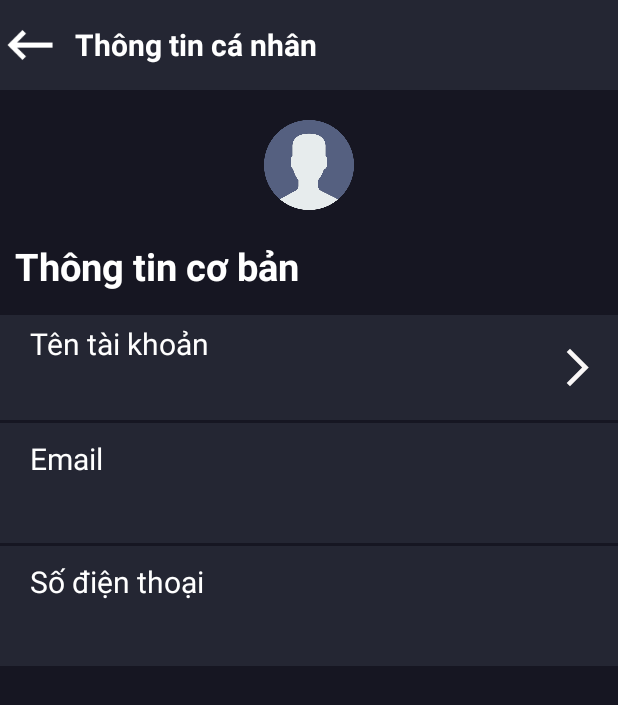
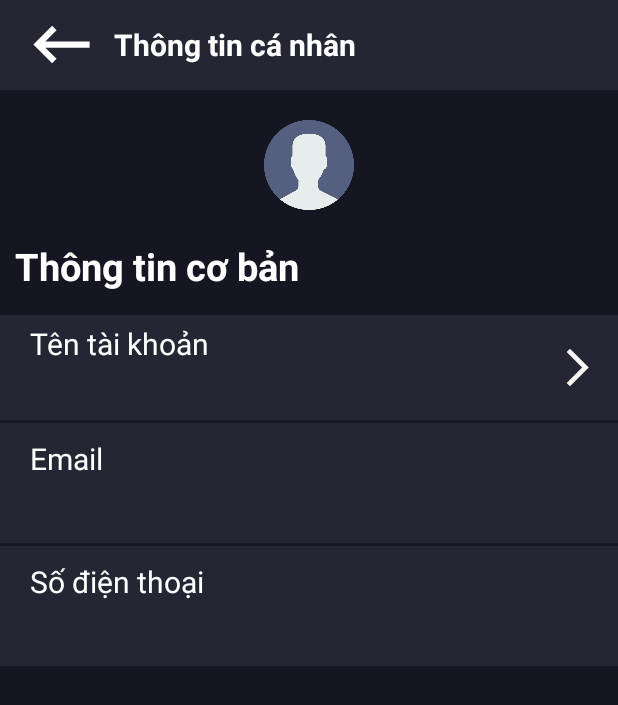
Before and after one commit to ndthanh143/Music-App, an Android app: the InforPersonActivity screen opened directly, with no data from a screen before it, on a phone screen of 412 x 824 dp. Shown: the top 705 px of the screen. Run offline under Robolectric (Android 15) with nearby library versions, the light colour scheme and no system bars; Roboto replaces fonts that are not available here.

```diff
--- a/app/src/main/res/layout/activity_infor_person.xml
+++ b/app/src/main/res/layout/activity_infor_person.xml
@@ -13,12 +13,14 @@
         android:layout_height="60dp"
         android:background="#242633"
         android:orientation="horizontal">
+
         <ImageButton
-            android:layout_width="40dp"
-            android:layout_height="40dp"
+            android:id="@+id/btn_back_info"
+            android:layout_width="50dp"
+            android:layout_height="50dp"
             android:layout_gravity="center"
-            android:background="@drawable/baseline_keyboard_backspace_24"
-            android:id="@+id/btn_back_info"/>
+            android:layout_marginLeft="16dp"
+            android:background="@drawable/baseline_keyboard_backspace_24" />
         <TextView
             android:layout_width="270dp"
             android:layout_height="match_parent"
```
